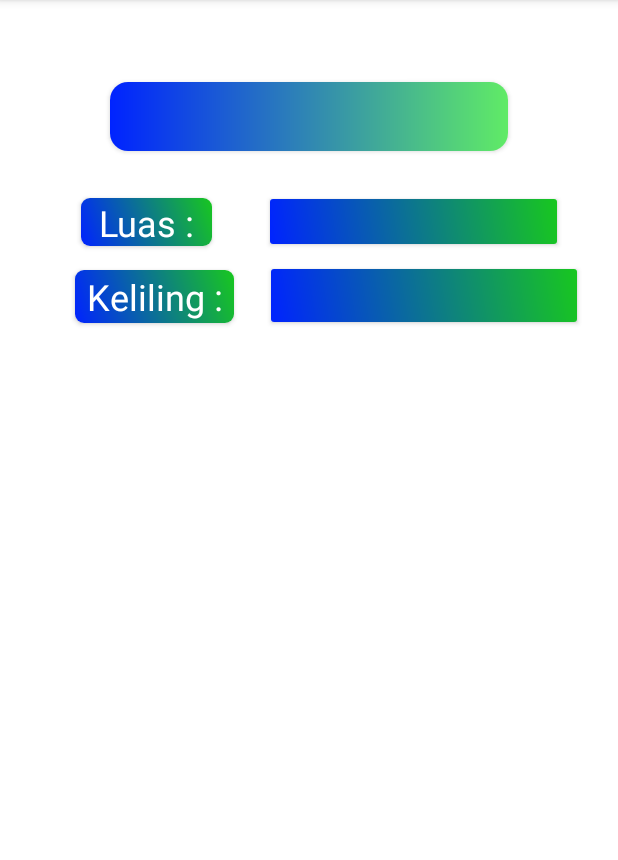
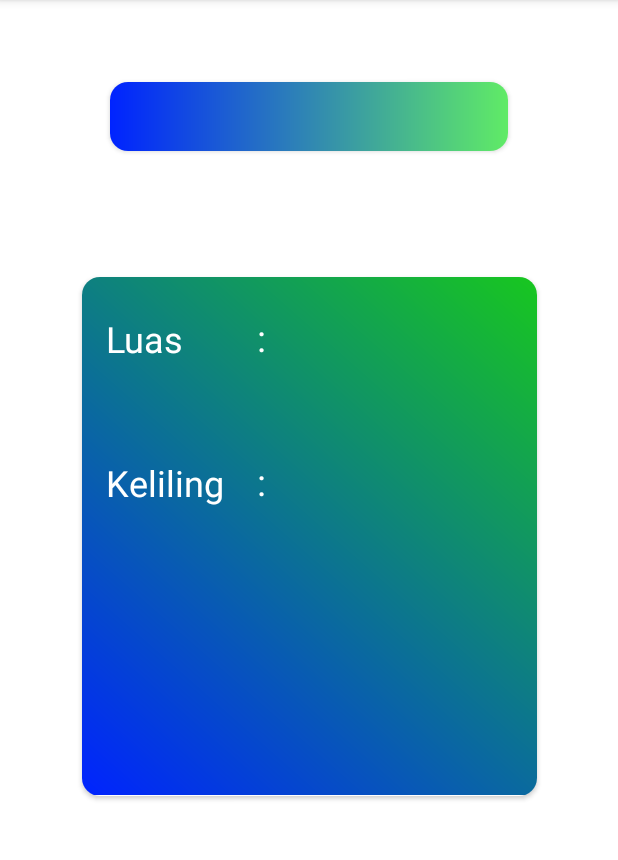
Before and after one commit to naufalHaidar12342/kalkulator-bidang-datar, an Android app: the HasilHitung screen opened directly, with no data from a screen before it, on a phone screen of 412 x 824 dp, the part 84-944 px from its top. Run offline under Robolectric (Android 15) with nearby library versions, the phone set to English and light mode, and no system bars.

Commit message:
memperbaiki tampilan activity hasil, menambahkan fungsi persegi dan lingkaran

```diff
--- a/app/src/main/java/com/example/kalkulatorbangundatar/MainActivity.java
+++ b/app/src/main/java/com/example/kalkulatorbangundatar/MainActivity.java
@@ -40,6 +40,14 @@ public class MainActivity extends AppCompatActivity {
             @Override
             public void onClick(View v) {
                 persegi();
+            }
+        });
+
+        //
+        lingkaranBtn.setOnClickListener(new View.OnClickListener() {
+            @Override
+            public void onClick(View v) {
+                lingkaran();
             }
         });
     }
@@ -116,4 +124,31 @@ public class MainActivity extends AppCompatActivity {
         inputSisi2.setText("");
 
     }
+
+    public void lingkaran(){
+        //rumus
+        String rumusLuas =" Luas lingkaran = pi x jari-jari x jari-jari";
+        String rumusKeliling="Keliling persegi = 2 x pi x jari-jari";
+
+        //mengambil angka dari EditText dan diubah ke tipe double/pecahan
+        double hitungJariJari= Double.parseDouble(String.valueOf(inputSisi1.getText()));
+
+
+
+        //menghitung luas dan keliling
+        double luas=3.14*hitungJariJari*hitungJariJari;
+
+        double keliling=2*3.14*hitungJariJari;
+
+
+        //
+        Intent intent=new Intent(MainActivity.this,HasilHitung.class);
+        intent.putExtra("nama_bidang","Lingkaran");
+        intent.putExtra("hasil_luas", luas +" cm^2");
+        intent.putExtra("hasil_keliling", keliling +" cm");
+        startActivity(intent);
+
+        inputSisi1.setText("");
+        inputSisi2.setText("");
+    }
 }
--- a/app/src/main/res/layout/activity_hasil_hitung.xml
+++ b/app/src/main/res/layout/activity_hasil_hitung.xml
@@ -7,7 +7,7 @@
     tools:context=".HasilHitung">
 
     <androidx.cardview.widget.CardView
-        android:id="@+id/cardView"
+        android:id="@+id/cardNamaBidang"
         android:layout_width="265dp"
         android:layout_height="46dp"
         app:cardCornerRadius="12dp"
@@ -31,96 +31,112 @@
     </androidx.cardview.widget.CardView>
 
     <androidx.cardview.widget.CardView
-        android:id="@+id/wadahLuas"
-        android:layout_width="87dp"
-        android:layout_height="32dp"
-        app:cardCornerRadius="6dp"
+        android:id="@+id/cardHasil"
+        android:layout_width="303dp"
+        android:layout_height="346dp"
+        android:background="@drawable/gradient"
+        app:cardCornerRadius="12dp"
         app:layout_constraintBottom_toBottomOf="parent"
         app:layout_constraintEnd_toEndOf="parent"
-        app:layout_constraintHorizontal_bias="0.166"
         app:layout_constraintStart_toStartOf="parent"
         app:layout_constraintTop_toTopOf="parent"
-        app:layout_constraintVertical_bias="0.179">
+        app:layout_constraintVertical_bias="0.438">
+
+        <androidx.constraintlayout.widget.ConstraintLayout
+            android:layout_width="303dp"
+            android:layout_height="345dp"
+            android:background="@drawable/gradient">
+
+            <TextView
+                android:id="@+id/textLuasAngka"
+                android:layout_width="wrap_content"
+                android:layout_height="33dp"
+                android:gravity="center_vertical"
+                android:text="TextView"
+                android:textColor="@color/white"
+                android:textSize="24sp"
+                app:layout_constraintBottom_toBottomOf="parent"
+                app:layout_constraintEnd_toEndOf="parent"
+                app:layout_constraintHorizontal_bias="0.183"
+                app:layout_constraintStart_toStartOf="parent"
+                app:layout_constraintTop_toTopOf="parent"
+                app:layout_constraintVertical_bias="0.179" />
+
+            <TextView
+                android:id="@+id/textKelilingAngka"
+                android:layout_width="wrap_content"
+                android:layout_height="34dp"
+                android:gravity="center_vertical"
+                android:text="TextView"
+                android:textColor="@color/white"
+                android:textSize="24sp"
+                app:layout_constraintBottom_toBottomOf="parent"
+                app:layout_constraintEnd_toEndOf="parent"
+                app:layout_constraintHorizontal_bias="0.251"
+                app:layout_constraintStart_toStartOf="parent"
+                app:layout_constraintTop_toTopOf="parent"
+                app:layout_constraintVertical_bias="0.498" />
 
             <TextView
                 android:id="@+id/Luas"
-            android:layout_width="match_parent"
-            android:layout_height="wrap_content"
+                android:layout_width="58dp"
+                android:layout_height="32dp"
                 android:layout_gravity="center"
-            android:background="@drawable/gradient"
-            android:gravity="center|center_vertical"
-            android:text="Luas :"
+                android:gravity="center_vertical"
+                android:text="Luas "
                 android:textColor="@color/white"
-            android:textSize="24sp" />
-    </androidx.cardview.widget.CardView>
-
-    <androidx.cardview.widget.CardView
-        android:id="@+id/cardAngkaLuas"
-        android:layout_width="191dp"
-        android:layout_height="30dp"
+                android:textSize="24sp"
                 app:layout_constraintBottom_toBottomOf="parent"
                 app:layout_constraintEnd_toEndOf="parent"
-        app:layout_constraintHorizontal_bias="0.815"
+                app:layout_constraintHorizontal_bias="0.066"
                 app:layout_constraintStart_toStartOf="parent"
                 app:layout_constraintTop_toTopOf="parent"
-        app:layout_constraintVertical_bias="0.18">
-
-        <TextView
-            android:id="@+id/textLuasAngka"
-            android:layout_width="match_parent"
-            android:layout_height="match_parent"
-            android:background="@drawable/gradient"
-            android:gravity="center_vertical"
-            android:text="TextView"
-            android:textColor="@color/white"
-            android:textSize="24sp" />
-    </androidx.cardview.widget.CardView>
-
-    <androidx.cardview.widget.CardView
-        android:id="@+id/wadahKeliling"
-        android:layout_width="106dp"
-        android:layout_height="35dp"
-        app:cardCornerRadius="6dp"
-        app:layout_constraintBottom_toBottomOf="parent"
-        app:layout_constraintEnd_toEndOf="parent"
-        app:layout_constraintHorizontal_bias="0.163"
-        app:layout_constraintStart_toStartOf="parent"
-        app:layout_constraintTop_toTopOf="parent"
-        app:layout_constraintVertical_bias="0.246">
+                app:layout_constraintVertical_bias="0.078" />
 
             <TextView
                 android:id="@+id/Keliling"
-            android:layout_width="match_parent"
-            android:layout_height="match_parent"
-            android:background="@drawable/gradient"
-            android:gravity="center"
-            android:text="Keliling :"
+                android:layout_width="79dp"
+                android:layout_height="33dp"
+                android:gravity="center_vertical"
+                android:text="Keliling "
                 android:textColor="@color/white"
                 android:textSize="24sp"
-            tools:layout_editor_absoluteX="17dp"
-            tools:layout_editor_absoluteY="7dp" />
-    </androidx.cardview.widget.CardView>
-
-    <androidx.cardview.widget.CardView
-        android:id="@+id/cardAngkaKeliling"
-        android:layout_width="204dp"
-        android:layout_height="35dp"
                 app:layout_constraintBottom_toBottomOf="parent"
                 app:layout_constraintEnd_toEndOf="parent"
-        app:layout_constraintHorizontal_bias="0.869"
+                app:layout_constraintHorizontal_bias="0.071"
                 app:layout_constraintStart_toStartOf="parent"
                 app:layout_constraintTop_toTopOf="parent"
-        app:layout_constraintVertical_bias="0.245">
+                app:layout_constraintVertical_bias="0.387" />
 
             <TextView
-            android:id="@+id/textKelilingAngka"
-            android:layout_width="match_parent"
-            android:layout_height="match_parent"
-            android:background="@drawable/gradient"
-            android:gravity="center_vertical"
-            android:text="TextView"
+                android:id="@+id/semicolon1"
+                android:layout_width="wrap_content"
+                android:layout_height="wrap_content"
+                android:text=":"
                 android:textColor="@color/white"
-            android:textSize="24sp" />
+                android:textSize="24sp"
+                app:layout_constraintBottom_toBottomOf="parent"
+                app:layout_constraintEnd_toEndOf="parent"
+                app:layout_constraintHorizontal_bias="0.393"
+                app:layout_constraintStart_toStartOf="parent"
+                app:layout_constraintTop_toTopOf="parent"
+                app:layout_constraintVertical_bias="0.076" />
+
+            <TextView
+                android:id="@+id/semicolon2"
+                android:layout_width="wrap_content"
+                android:layout_height="wrap_content"
+                android:layout_marginTop="120dp"
+                android:text=":"
+                android:textColor="@color/white"
+                android:textSize="24sp"
+                app:layout_constraintEnd_toEndOf="parent"
+                app:layout_constraintHorizontal_bias="0.393"
+                app:layout_constraintStart_toStartOf="parent"
+                app:layout_constraintTop_toTopOf="parent" />
+
+        </androidx.constraintlayout.widget.ConstraintLayout>
+
     </androidx.cardview.widget.CardView>
 
 </androidx.constraintlayout.widget.ConstraintLayout>
```
Lines whose indentation alone changed are shown as unchanged.
